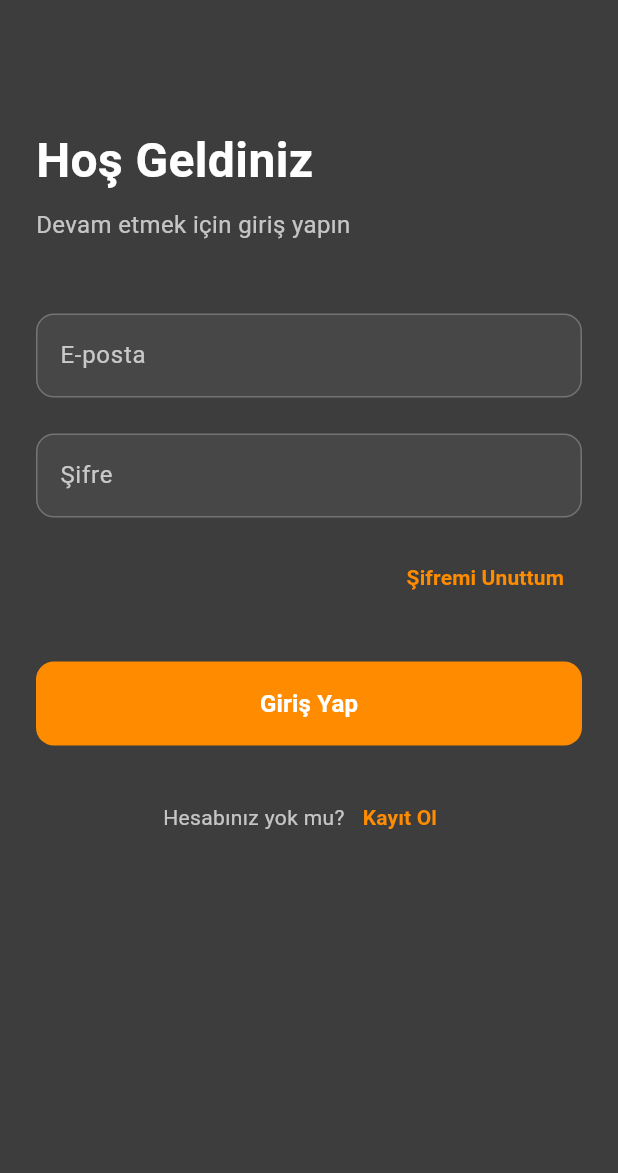
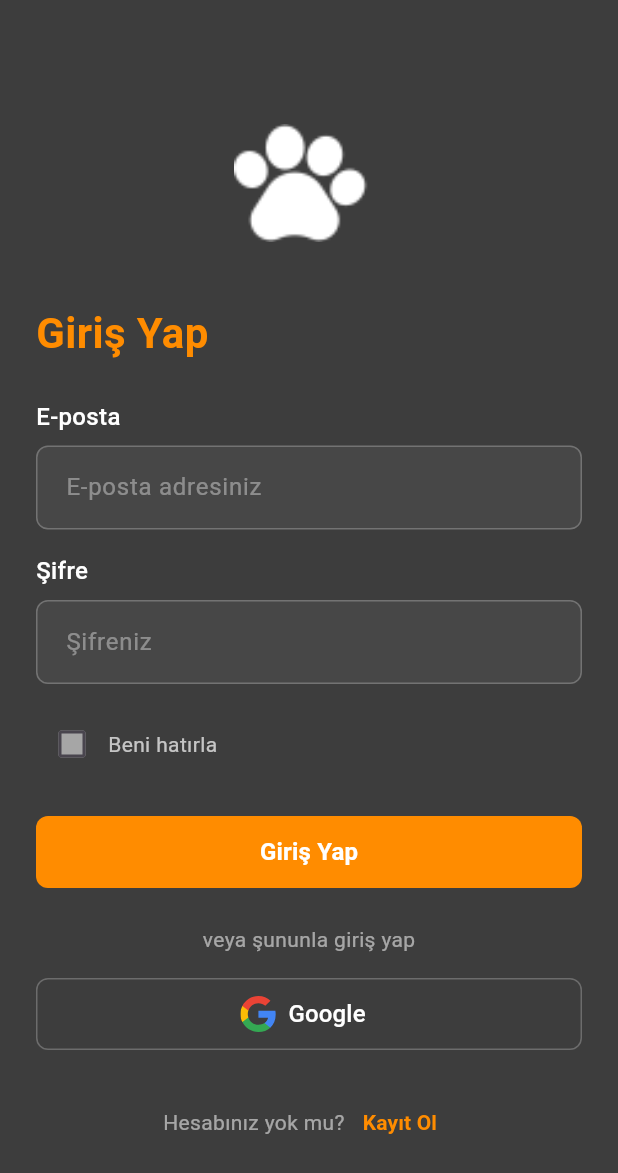
Before and after one commit to ulkukaraoglu/PetAdaptionMobileAppV2, a Flutter app: the screen it shows after launch, on a phone screen of 412 x 824 dp. Shown: the top 1173 px of the screen. Run offline on Flutter 3.47's test engine with Material 3 defaults, Android fonts, the phone set to English and light mode, and no system bars; our stand-ins replace firebase_core, flutter_svg; accounts and stored records are empty.

Commit message:
login page design completed

```diff
--- a/lib/screens/login_screen.dart
+++ b/lib/screens/login_screen.dart
@@ -1,4 +1,5 @@
 import 'package:flutter/material.dart';
+import 'package:flutter_svg/flutter_svg.dart';
 
 class LoginScreen extends StatefulWidget {
   @override
@@ -22,51 +23,64 @@ class _LoginScreenState extends State<LoginScreen> {
     return Scaffold(
       backgroundColor: modalBackground,
       body: SafeArea(
+        child: Center(
+          child: Container(
+            constraints: BoxConstraints(maxWidth: 400),
+            margin: EdgeInsets.symmetric(horizontal: 24.0),
             child: SingleChildScrollView(
-          child: Padding(
-            padding: EdgeInsets.all(24.0),
               child: Form(
                 key: _formKey,
                 child: Column(
+                  mainAxisSize: MainAxisSize.min,
                   crossAxisAlignment: CrossAxisAlignment.start,
                   children: [
-                  SizedBox(height: 60),
+                    Center(
+                      child: Padding(
+                        padding: EdgeInsets.only(top: 20, bottom: 30),
+                        child: Image.asset(
+                          'assets/images/logo.png',
+                          height: 100,
+                          width: 100,
+                          fit: BoxFit.contain,
+                        ),
+                      ),
+                    ),
                     Text(
-                    'Hoş Geldiniz',
+                      'Giriş Yap',
                       style: TextStyle(
-                      color: Colors.white,
-                      fontSize: 32,
+                        color: primaryOrange,
+                        fontSize: 28,
                         fontWeight: FontWeight.bold,
                       ),
                     ),
-                  SizedBox(height: 8),
+                    SizedBox(height: 24),
                     Text(
-                    'Devam etmek için giriş yapın',
+                      'E-posta',
                       style: TextStyle(
-                      color: Colors.white70,
+                        color: Colors.white,
                         fontSize: 16,
+                        fontWeight: FontWeight.w500,
                       ),
                     ),
-                  SizedBox(height: 48),
+                    SizedBox(height: 8),
                     TextFormField(
                       decoration: InputDecoration(
-                      labelText: 'E-posta',
-                      labelStyle: TextStyle(color: Colors.white70),
-                      hintText: 'ornek@email.com',
+                        hintText: 'E-posta adresiniz',
                         hintStyle: TextStyle(color: Colors.white38),
                         border: OutlineInputBorder(
-                        borderRadius: BorderRadius.circular(12),
+                          borderRadius: BorderRadius.circular(8),
+                        ),
+                        enabledBorder: OutlineInputBorder(
+                          borderRadius: BorderRadius.circular(8),
+                          borderSide: BorderSide(color: Colors.white24),
                         ),
                         focusedBorder: OutlineInputBorder(
-                        borderRadius: BorderRadius.circular(12),
+                          borderRadius: BorderRadius.circular(8),
                           borderSide: BorderSide(color: primaryOrange, width: 2),
-                      ),
-                      enabledBorder: OutlineInputBorder(
-                        borderRadius: BorderRadius.circular(12),
-                        borderSide: BorderSide(color: Colors.white24),
                         ),
                         filled: true,
                         fillColor: Colors.white.withOpacity(0.05),
+                        contentPadding: EdgeInsets.symmetric(horizontal: 16, vertical: 16),
                       ),
                       style: TextStyle(color: Colors.white),
                       keyboardType: TextInputType.emailAddress,
@@ -78,26 +92,34 @@ class _LoginScreenState extends State<LoginScreen> {
                       },
                       onSaved: (value) => _email = value!,
                     ),
-                  SizedBox(height: 24),
+                    SizedBox(height: 16),
+                    Text(
+                      'Şifre',
+                      style: TextStyle(
+                        color: Colors.white,
+                        fontSize: 16,
+                        fontWeight: FontWeight.w500,
+                      ),
+                    ),
+                    SizedBox(height: 8),
                     TextFormField(
                       decoration: InputDecoration(
-                      labelText: 'Şifre',
-                      labelStyle: TextStyle(color: Colors.white70),
-                      hintText: '••••••••',
+                        hintText: 'Şifreniz',
                         hintStyle: TextStyle(color: Colors.white38),
                         border: OutlineInputBorder(
-                        borderRadius: BorderRadius.circular(12),
+                          borderRadius: BorderRadius.circular(8),
+                        ),
+                        enabledBorder: OutlineInputBorder(
+                          borderRadius: BorderRadius.circular(8),
+                          borderSide: BorderSide(color: Colors.white24),
                         ),
                         focusedBorder: OutlineInputBorder(
-                        borderRadius: BorderRadius.circular(12),
+                          borderRadius: BorderRadius.circular(8),
                           borderSide: BorderSide(color: primaryOrange, width: 2),
-                      ),
-                      enabledBorder: OutlineInputBorder(
-                        borderRadius: BorderRadius.circular(12),
-                        borderSide: BorderSide(color: Colors.white24),
                         ),
                         filled: true,
                         fillColor: Colors.white.withOpacity(0.05),
+                        contentPadding: EdgeInsets.symmetric(horizontal: 16, vertical: 16),
                       ),
                       style: TextStyle(color: Colors.white),
                       obscureText: true,
@@ -110,25 +132,34 @@ class _LoginScreenState extends State<LoginScreen> {
                       onSaved: (value) => _password = value!,
                     ),
                     SizedBox(height: 16),
-                  Align(
-                    alignment: Alignment.centerRight,
-                    child: TextButton(
-                      onPressed: () {
-                        // Şifremi unuttum işlemleri
+                    Row(
+                      children: [
+                        Checkbox(
+                          value: false,
+                          onChanged: (value) {
+                            // Beni hatırla işlemi
                           },
-                      child: Text(
-                        'Şifremi Unuttum',
-                        style: TextStyle(
-                          color: primaryOrange,
-                          fontWeight: FontWeight.w600,
+                          fillColor: MaterialStateProperty.resolveWith<Color>(
+                            (Set<MaterialState> states) {
+                              if (states.contains(MaterialState.selected))
+                                return primaryOrange;
+                              return Colors.white54;
+                            },
                           ),
                         ),
+                        Text(
+                          'Beni hatırla',
+                          style: TextStyle(
+                            color: Colors.white70,
+                            fontSize: 14,
                           ),
                         ),
-                  SizedBox(height: 32),
+                      ],
+                    ),
+                    SizedBox(height: 24),
                     SizedBox(
                       width: double.infinity,
-                    height: 56,
+                      height: 48,
                       child: ElevatedButton(
                         onPressed: () {
                           if (_formKey.currentState!.validate()) {
@@ -139,7 +170,7 @@ class _LoginScreenState extends State<LoginScreen> {
                         style: ElevatedButton.styleFrom(
                           backgroundColor: primaryOrange,
                           shape: RoundedRectangleBorder(
-                          borderRadius: BorderRadius.circular(12),
+                            borderRadius: BorderRadius.circular(8),
                           ),
                           elevation: 0,
                         ),
@@ -154,13 +185,51 @@ class _LoginScreenState extends State<LoginScreen> {
                       ),
                     ),
                     SizedBox(height: 24),
+                    Center(
+                      child: Text(
+                        'veya şununla giriş yap',
+                        style: TextStyle(
+                          color: Colors.white54,
+                          fontSize: 14,
+                        ),
+                      ),
+                    ),
+                    SizedBox(height: 16),
+                    Container(
+                      width: double.infinity,
+                      height: 48,
+                      child: OutlinedButton.icon(
+                        icon: SvgPicture.asset(
+                          'assets/icons/google-icon.svg',
+                          height: 24,
+                          width: 24,
+                        ),
+                        label: Text(
+                          'Google',
+                          style: TextStyle(
+                            color: Colors.white,
+                            fontSize: 16,
+                          ),
+                        ),
+                        onPressed: () {
+                          // Google ile giriş işlemi
+                        },
+                        style: OutlinedButton.styleFrom(
+                          side: BorderSide(color: Colors.white24),
+                          shape: RoundedRectangleBorder(
+                            borderRadius: BorderRadius.circular(8),
+                          ),
+                        ),
+                      ),
+                    ),
+                    SizedBox(height: 24),
                     Row(
                       mainAxisAlignment: MainAxisAlignment.center,
                       children: [
                         Text(
                           'Hesabınız yok mu?',
                           style: TextStyle(
-                          color: Colors.white70,
+                            color: Colors.white54,
                           ),
                         ),
                         TextButton(
@@ -183,6 +252,7 @@ class _LoginScreenState extends State<LoginScreen> {
             ),
           ),
         ),
+      ),
     );
   }
 }
```
Also changed, not shown: pubspec.yaml (+6 -3 lines), assets/icons/google-icon.svg (added), assets/images/logo.png (added), pubspec.lock, 2 other files. Lines whose indentation alone changed are shown as unchanged.
